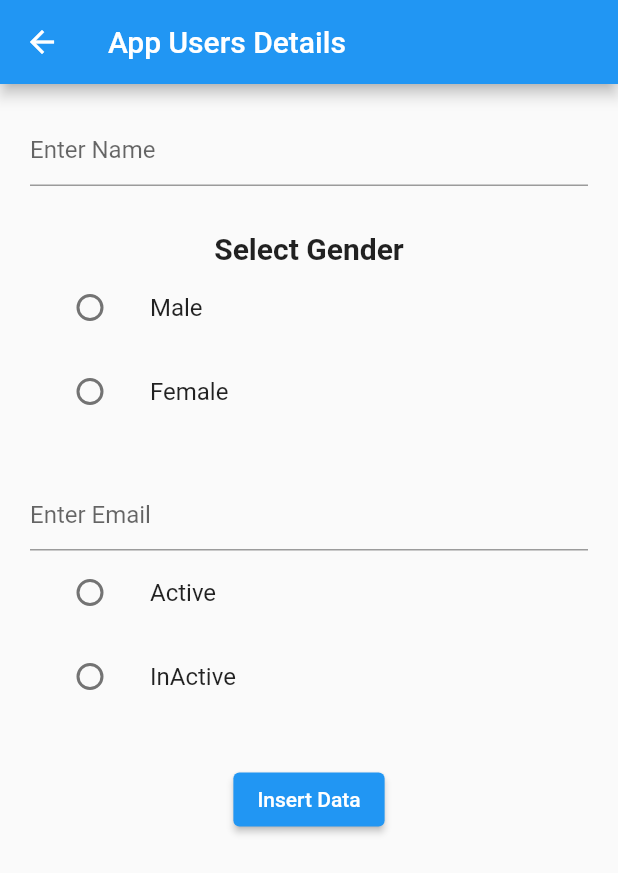
After one commit to divya-computer/aliteinfotech, a Flutter app: the AddUserInfo screen opened directly, after a tap on "Insert Data", on a phone screen of 412 x 824 dp. The commit adds this screen. Shown: the top 873 px of the screen. Run offline on Flutter 3.47's test engine with Material 2 defaults, Android fonts, the phone set to English and light mode, and no system bars; our stand-ins replace fluttertoast; network calls fail.

Commit message:
Add & View UserData

```diff
--- /dev/null
+++ b/lib/Activity/AddUserInfo.dart
@@ -0,0 +1,165 @@
+import 'dart:convert';
+
+import 'package:aliteinfotech/Activity/HomePage.dart';
+import 'package:aliteinfotech/Utills/Utils.dart';
+import 'package:flutter/material.dart';
+import 'package:fluttertoast/fluttertoast.dart';
+import 'package:http/http.dart' as http;
+
+class AddUserInfo extends StatefulWidget {
+  const AddUserInfo({super.key});
+
+  @override
+  State<AddUserInfo> createState() => _AddUserInfoState();
+}
+
+class _AddUserInfoState extends State<AddUserInfo> {
+  TextEditingController etName = new TextEditingController();
+  // TextEditingController etGender = new TextEditingController();
+  TextEditingController etEmail = new TextEditingController();
+  // TextEditingController etStatus = new TextEditingController();
+  String selectedGender = '';
+  String selectedstatus = '';
+  @override
+  Widget build(BuildContext context) {
+    return Scaffold(
+      appBar: AppBar(
+        title: Text('App Users Details'),
+      ),
+      body: SingleChildScrollView(
+        child: Padding(
+          padding: const EdgeInsets.all(20.0),
+          child: Column(
+            children: [
+              TextFormField(
+                controller: etName,
+                decoration: InputDecoration(
+                  hintText: 'Enter Name',
+                ),
+              ),
+              SizedBox(height: 30),
+              Center(
+                child: Text(
+                  'Select Gender',
+                  style: TextStyle(fontSize: 20, fontWeight: FontWeight.bold),
+                ),
+              ),
+              ListTile(
+                title: Text('Male'),
+                leading: Radio(
+                  value: 'male',
+                  groupValue: selectedGender,
+                  onChanged: (value) {
+                    setState(() {
+                      selectedGender = value!;
+                    });
+                  },
+                ),
+              ),
+              ListTile(
+                title: Text('Female'),
+                leading: Radio(
+                  value: 'female',
+                  groupValue: selectedGender,
+                  onChanged: (value) {
+                    setState(() {
+                      selectedGender = value!;
+                    });
+                  },
+                ),
+              ),
+              SizedBox(height: 30),
+              TextFormField(
+                controller: etEmail,
+                decoration: InputDecoration(hintText: 'Enter Email'),
+              ),
+              ListTile(
+                title: Text('Active'),
+                leading: Radio(
+                  value: 'active',
+                  groupValue: selectedstatus,
+                  onChanged: (value) {
+                    setState(() {
+                      selectedstatus = value!;
+                    });
+                  },
+                ),
+              ),
+              ListTile(
+                title: Text('InActive'),
+                leading: Radio(
+                  value: 'inactive',
+                  groupValue: selectedstatus,
+                  onChanged: (value) {
+                    setState(() {
+                      selectedstatus = value!;
+                    });
+                  },
+                ),
+              ),
+              SizedBox(height: 30),
+              ElevatedButton(
+                onPressed: () {
+                  addDetailstoApi();
+                },
+                child: Text('Insert Data'),
+              ),
+            ],
+          ),
+        ),
+      ),
+    );
+  }
+
+  void addDetailstoApi() async {
+    var url = Uri.parse(AppUrl.insertUserInfo);
+    Map<String, String> headers = {
+      'Authorization': 'Bearer ${AppUrl.userToken}',
+      'Content-Type': 'application/json',
+      'Accept': 'application/json',
+    };
+    Map<String, dynamic> requestBody = {
+      'name': etName.text,
+      'gender': selectedGender,
+      'email': etEmail.text,
+      'status': selectedstatus,
+    };
+    var response = await http.post(
+      url,
+      body: json.encode(requestBody),
+      headers: headers,
+    );
+    if (response.statusCode == 201 || response.statusCode == 200) {
+      Fluttertoast.showToast(
+          msg: "Data Inserted Successfully",
+          toastLength: Toast.LENGTH_SHORT,
+          gravity: ToastGravity.BOTTOM,
+          timeInSecForIosWeb: 1,
+          backgroundColor: Colors.black,
+          textColor: Colors.white,
+          fontSize: 16.0);
+      Navigator.pop(context);
+      Navigator.pop(context);
+      Navigator.push(
+          context, MaterialPageRoute(builder: (context) => HomePage()));
+    } else {
+      List<dynamic> jsonResponse = json.decode(response.body);
+      String field = "", message = "";
+      if (jsonResponse.isNotEmpty) {
+        field = jsonResponse[0]['field'];
+        message = jsonResponse[0]['message'];
+        Fluttertoast.showToast(
+            msg: "$field $message",
+            toastLength: Toast.LENGTH_SHORT,
+            gravity: ToastGravity.BOTTOM,
+            timeInSecForIosWeb: 1,
+            backgroundColor: Colors.black,
+            textColor: Colors.white,
+            fontSize: 16.0);
+      }
+    }
+
+    print('Status Code : ${response.statusCode}');
+    print('Status Response : ${response.body}');
+  }
+}
--- /dev/null
+++ b/lib/Model/UserInformation.dart
@@ -0,0 +1,25 @@
+class UserData {
+  final int id;
+  final String name;
+  final String email;
+  final String gender;
+  final String status;
+
+  UserData({
+    required this.id,
+    required this.name,
+    required this.email,
+    required this.gender,
+    required this.status,
+  });
+
+  factory UserData.fromJson(Map<String, dynamic> json) {
+    return UserData(
+      id: json['id'],
+      name: json['name'],
+      email: json['email'],
+      gender: json['gender'],
+      status: json['status'],
+    );
+  }
+}
--- a/lib/Utills/Utils.dart
+++ b/lib/Utills/Utils.dart
@@ -2,7 +2,8 @@ class AppUrl {
   static const String baseUrl = 'https://gorest.co.in/public/v2';
 
   static const String getUserInfo = '$baseUrl/users';
+  static const String insertUserInfo = '$baseUrl/users';
 
-  static const String userListApi =
-      'https://webhook.site/1fc58777-2f13-4277-957f-16f463660db6';
+  static const String userToken =
+      'd47303eabe4729a57741ced40304e00d0d4798778b8f45ba10e176ec1b37a2be';
 }
--- a/pubspec.yaml
+++ b/pubspec.yaml
@@ -36,6 +36,8 @@ dependencies:
   # Use with the CupertinoIcons class for iOS style icons.
   cupertino_icons: ^1.0.2
   fluttertoast: ^8.2.2
+  http: ^1.1.0
+  pdf: ^3.10.4
 
 dev_dependencies:
   flutter_test:
```
Also changed, not shown: lib/Activity/Aboutus.dart (added, +17 -0 lines), lib/Activity/Contactus.dart (added, +19 -0 lines), lib/Activity/HomePage.dart (+136 -0 lines), lib/Activity/LoginPage.dart (+6 -2 lines), pubspec.lock.
